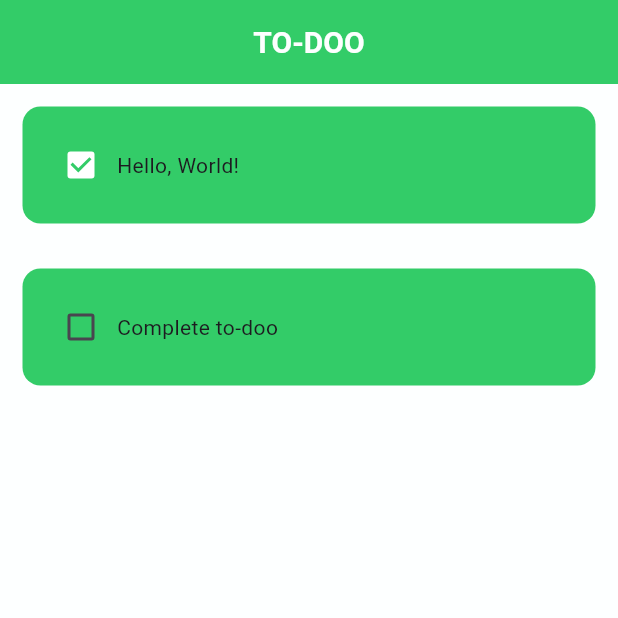
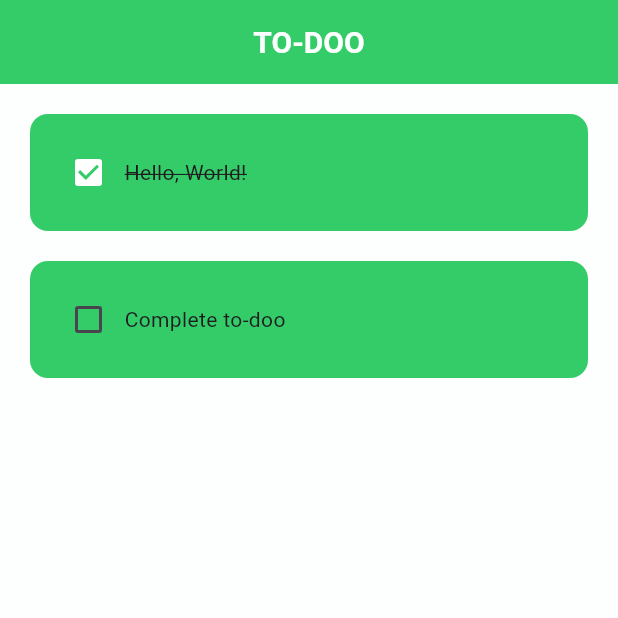
Before and after one commit to NelMatrix743/to-doo-mobile-app, a Flutter app: the screen it shows after launch, on a phone screen of 412 x 824 dp, the top half of it. Run offline on Flutter 3.47's test engine with Material 3 defaults, Android fonts, the phone set to English and light mode, and no system bars.

Commit message:
feat: add linethrough feature to to-do task to mark completion

```diff
--- a/lib/components/todo_tile.dart
+++ b/lib/components/todo_tile.dart
@@ -16,7 +16,7 @@ class ToDoTile extends StatelessWidget {
   @override
   Widget build(BuildContext context) {
     return Padding(
-      padding: const EdgeInsets.all(15.0),
+      padding: const EdgeInsets.only(left: 20.0, right: 20.0, top: 20.0),
       child: Container(
         padding: EdgeInsets.all(15.0),
         decoration: BoxDecoration(
@@ -32,7 +32,14 @@ class ToDoTile extends StatelessWidget {
               checkColor: lightGreen,
             ),
             // ignore: unnecessary_this
-            Text(this.taskName),
+            Text(
+              this.taskName,
+              style: TextStyle(
+                decoration: taskCompleted
+                    ? TextDecoration.lineThrough
+                    : TextDecoration.none,
+              ),
+            ),
           ],
         ),
       ),
```
